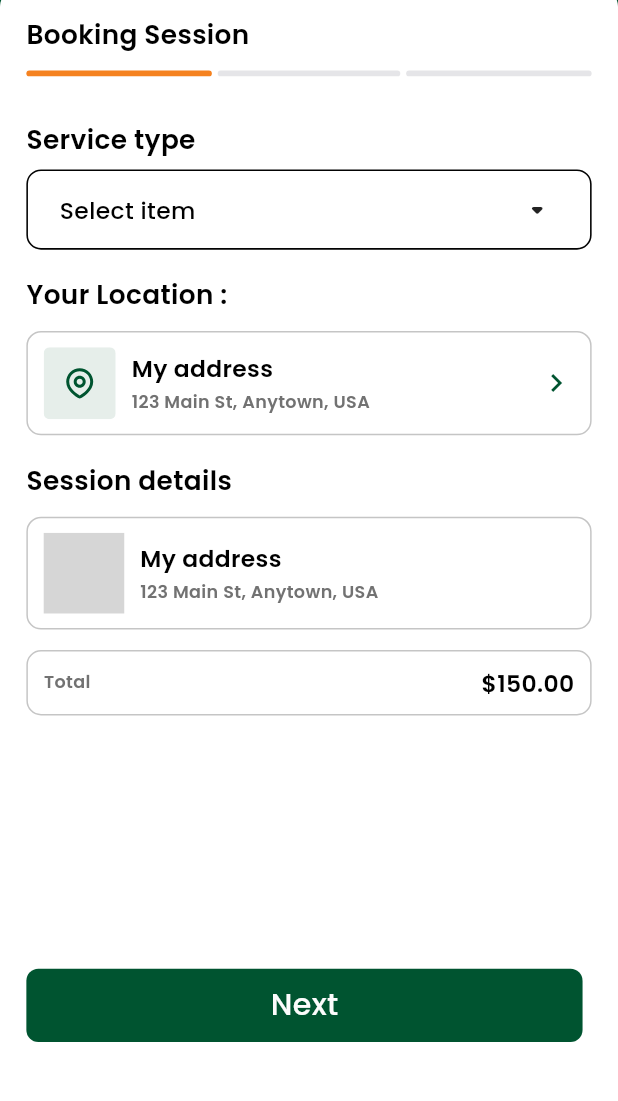
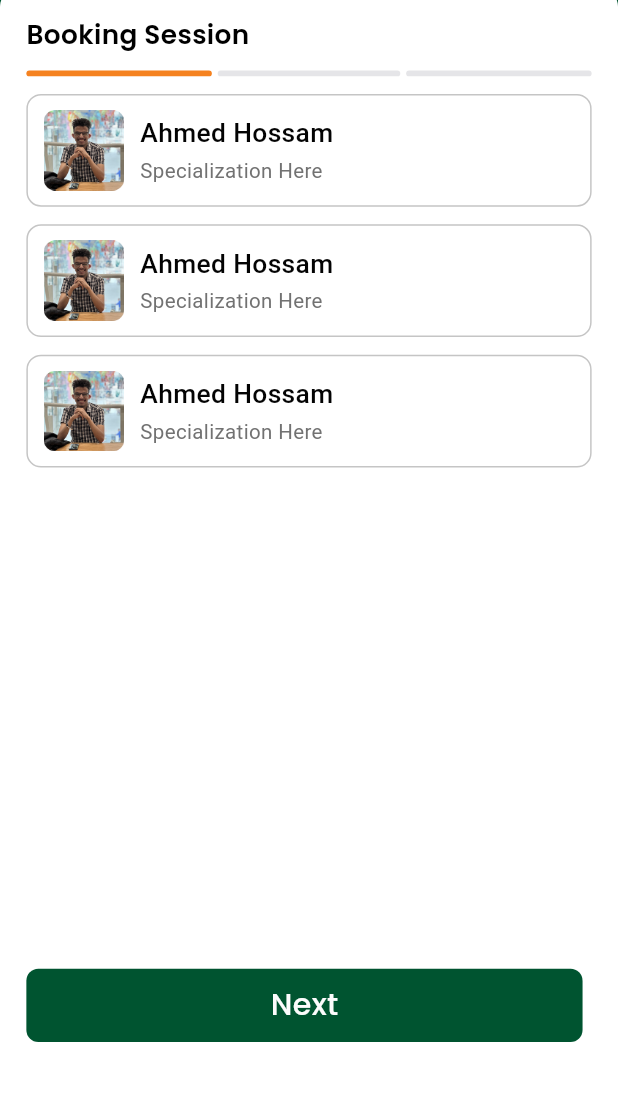
Before and after one commit to omar-abdelaziz753/True-Balance, a Flutter app: the BookingScreen screen opened by its route, on a phone screen of 412 x 824 dp, the part 134-1235 px from its top. Run offline on Flutter 3.47's test engine with Material 3 defaults, Android fonts, the phone set to English and light mode, and no system bars; drawn by our look-alikes of cached_network_image; our stand-ins replace bloc, dio, easy_localization, flutter_bloc, flutter_easyloading, flutter_phoenix and 14 more; accounts and stored records are empty; project files that could hold a hidden picture were left out; grey boxes are pictures that could not be loaded.

Commit message:
make edit design in FormWidget & booking details widget in booking screen

```diff
--- a/lib/features/auth/presentation/widgets/verify_otp_form_widget.dart
+++ b/lib/features/auth/presentation/widgets/verify_otp_form_widget.dart
@@ -151,7 +151,6 @@ class VerifyOtpWidgetWidget extends StatelessWidget {
                   context.pushNamed(Routes.loginScreen);
                 });
               }
-
               // context.pushNamed(Routes.createNewPasswordScreen,
               //     arguments: data['email']);
             },
--- a/lib/features/user/create booking/presentation/presentation/booking_screen.dart
+++ b/lib/features/user/create booking/presentation/presentation/booking_screen.dart
@@ -76,7 +76,7 @@ class BookingScreen extends StatelessWidget {
                             }),
                           ),
                           if (cubit.currentStep == 0)
-                            const FormWidget()
+                            const FormWidget1()
                           else if (cubit.currentStep == 1)
                             const SessionSelector()
                           else
--- a/lib/features/user/create booking/presentation/widgets/bookind_details_widget.dart
+++ b/lib/features/user/create booking/presentation/widgets/bookind_details_widget.dart
@@ -42,10 +42,10 @@ class BookingDetailsWidget extends StatelessWidget {
                 title: 'time'.tr(),
                 description: '7:00 AM',
               ),
-              CustomRowMakeTitleAndDescWidget(
-                title: 'checkIn'.tr(),
-                description: 'December 23, 2022',
-              ),
+              // CustomRowMakeTitleAndDescWidget(
+              //   title: 'checkIn'.tr(),
+              //   description: 'December 23, 2022',
+              // ),
             ],
           ),
         ),
@@ -78,41 +78,41 @@ class BookingDetailsWidget extends StatelessWidget {
                 title: 'phoneNumberOnly'.tr(),
                 description: '+201 027 324 902',
               ),
-                CustomRowMakeTitleAndDescWidget(
+              CustomRowMakeTitleAndDescWidget(
                 title: 'therapistsName'.tr(),
                 description: 'Ahmed Hossam',
               ),
             ],
           ),
         ),
-        Container(
-          padding: EdgeInsets.all(12.sp),
-          decoration: BoxDecoration(
-            color: AppColors.neutralColor100,
-            boxShadow: [
-              BoxShadow(
-                offset: Offset(0, 2.h),
-                blurRadius: 8.r,
-                spreadRadius: 0,
-                color: Colors.black.withAlpha(20),
-              ),
-            ],
-            borderRadius: BorderRadius.circular(12.r),
-            border: Border.all(
-              color: AppColors.neutralColor1000.withAlpha(20),
-              width: 1.sp,
-            ),
-          ),
-          child: Column(
-            spacing: 12.h,
-            children: [
-              CustomRowMakeTitleAndDescWidget(
-                title: 'total'.tr(),
-                description: '\$150.00',
-              ),
-            ],
-          ),
-        ),
+        // Container(
+        //   padding: EdgeInsets.all(12.sp),
+        //   decoration: BoxDecoration(
+        //     color: AppColors.neutralColor100,
+        //     boxShadow: [
+        //       BoxShadow(
+        //         offset: Offset(0, 2.h),
+        //         blurRadius: 8.r,
+        //         spreadRadius: 0,
+        //         color: Colors.black.withAlpha(20),
+        //       ),
+        //     ],
+        //     borderRadius: BorderRadius.circular(12.r),
+        //     border: Border.all(
+        //       color: AppColors.neutralColor1000.withAlpha(20),
+        //       width: 1.sp,
+        //     ),
+        //   ),
+        //   child: Column(
+        //     spacing: 12.h,
+        //     children: [
+        //       CustomRowMakeTitleAndDescWidget(
+        //         title: 'total'.tr(),
+        //         description: '\$150.00',
+        //       ),
+        //     ],
+        //   ),
+        // ),
       ],
     );
   }
--- a/lib/features/user/create booking/presentation/widgets/form_widget.dart
+++ b/lib/features/user/create booking/presentation/widgets/form_widget.dart
@@ -1,46 +1,193 @@
-import 'package:cached_network_image/cached_network_image.dart';
-import 'package:easy_localization/easy_localization.dart';
 import 'package:flutter/material.dart';
 import 'package:flutter_screenutil/flutter_screenutil.dart';
-import 'package:flutter_svg/svg.dart';
 import 'package:truee_balance_app/core/themes/app_colors.dart';
-import 'package:truee_balance_app/core/themes/assets.dart';
-import 'package:truee_balance_app/core/themes/text_colors.dart';
-import 'package:truee_balance_app/core/widgets/drop_down/custom_drop_down_widget.dart';
 
-class FormWidget extends StatelessWidget {
-  const FormWidget({super.key});
+// class FormWidget extends StatelessWidget {
+//   const FormWidget({super.key});
+//   @override
+//   Widget build(BuildContext context) {
+//     return SingleChildScrollView(
+//       child: Column(
+//         crossAxisAlignment: CrossAxisAlignment.start,
+//         children: [
+//           18.verticalSpace,
+//           Text(
+//             "serviceType".tr(),
+//             style: Styles.highlightAccent,
+//           ),
+//           8.verticalSpace,
+//           CustomDropdownButtonWidget(
+//             hint: 'selectItem'.tr(),
+//             items: [
+//               "home",
+//               "home",
+//               "home",
+//             ],
+//           ),
+//           18.verticalSpace,
+//           Text(
+//             "yourLocation".tr(),
+//             style: Styles.highlightAccent,
+//           ),
+//           12.verticalSpace,
+//           Container(
+//             padding: EdgeInsets.symmetric(horizontal: 10.w, vertical: 10.h),
+//             decoration: BoxDecoration(
+//               color: AppColors.neutralColor100.withValues(alpha: 0.1),
+//               borderRadius: BorderRadius.circular(10.r),
+//               border: Border.all(
+//                 color: AppColors.neutralColor300,
+//               ),
+//             ),
+//             child: Row(
+//               children: [
+//                 SvgPicture.asset(
+//                   Assets.assetsImagesSvgMyAddressesIcon,
+//                 ),
+//                 10.horizontalSpace,
+//                 Expanded(
+//                   child: Column(
+//                     crossAxisAlignment: CrossAxisAlignment.start,
+//                     mainAxisAlignment: MainAxisAlignment.center,
+//                     children: [
+//                       Text(
+//                         "myAddress".tr(),
+//                         style: Styles.contentAccent,
+//                       ),
+//                       4.verticalSpace,
+//                       Text(
+//                         "123 Main St, Anytown, USA",
+//                         style: Styles.footnoteSemiboldBold.copyWith(
+//                           color: AppColors.neutralColor600,
+//                         ),
+//                       ),
+//                     ],
+//                   ),
+//                 ),
+//                 Icon(
+//                   context.locale.languageCode == 'ar'
+//                       ? Icons.keyboard_arrow_left_outlined
+//                       : Icons.keyboard_arrow_right_outlined,
+//                   color: AppColors.primaryColor900,
+//                 )
+//               ],
+//             ),
+//           ),
+//           18.verticalSpace,
+//           Text(
+//             "sessionDetails".tr(),
+//             style: Styles.highlightAccent,
+//           ),
+//           12.verticalSpace,
+//           Container(
+//             padding: EdgeInsets.symmetric(horizontal: 10.w, vertical: 10.h),
+//             decoration: BoxDecoration(
+//               color: AppColors.neutralColor100.withValues(alpha: 0.1),
+//               borderRadius: BorderRadius.circular(10.r),
+//               border: Border.all(
+//                 color: AppColors.neutralColor300,
+//               ),
+//             ),
+//             child: Row(
+//               children: [
+//                 CachedNetworkImage(
+//                   imageUrl:
+//                       "https://cdn.pixabay.com/photo/2020/07/01/12/58/icon-5359554_1280.png",
+//                   width: 55.sp,
+//                   height: 55.sp,
+//                 ),
+//                 10.horizontalSpace,
+//                 Expanded(
+//                   child: Column(
+//                     crossAxisAlignment: CrossAxisAlignment.start,
+//                     mainAxisAlignment: MainAxisAlignment.center,
+//                     children: [
+//                       Text(
+//                         "myAddress".tr(),
+//                         style: Styles.contentAccent,
+//                       ),
+//                       4.verticalSpace,
+//                       Text(
+//                         "123 Main St, Anytown, USA",
+//                         style: Styles.footnoteSemiboldBold.copyWith(
+//                           color: AppColors.neutralColor600,
+//                         ),
+//                       ),
+//                     ],
+//                   ),
+//                 ),
+//               ],
+//             ),
+//           ),
+//           14.verticalSpace,
+//           Container(
+//             padding: EdgeInsets.symmetric(horizontal: 10.w, vertical: 10.h),
+//             decoration: BoxDecoration(
+//               color: AppColors.neutralColor100.withValues(alpha: 0.1),
+//               borderRadius: BorderRadius.circular(10.r),
+//               border: Border.all(
+//                 color: AppColors.neutralColor300,
+//               ),
+//             ),
+//             child: Row(
+//               children: [
+//                 Text(
+//                   "total".tr(),
+//                   style: Styles.footnoteSemiboldBold.copyWith(
+//                     color: AppColors.neutralColor600,
+//                   ),
+//                 ),
+//                 const Spacer(),
+//                 Text(
+//                   "\$150.00",
+//                   style: Styles.contentAccent,
+//                 ),
+// 4.verticalSpace,
+//               ],
+//             ),
+//           ),
+// 170.verticalSpace,
+//         ],
+//       ),
+//     );
+//   }
+// }
+
+class FormWidget1 extends StatelessWidget {
+  const FormWidget1({super.key});
 
   @override
   Widget build(BuildContext context) {
-    return SingleChildScrollView(
-      child: Column(
-        crossAxisAlignment: CrossAxisAlignment.start,
-        children: [
-          18.verticalSpace,
-          Text(
-            "serviceType".tr(),
-            style: Styles.highlightAccent,
+    List<Item> items = [
+      Item(
+        imageUrl: "assets/images/png/profile_image_booking.png",
+        title: "Ahmed Hossam",
+        subtitle: "Specialization Here",
       ),
-          8.verticalSpace,
-          CustomDropdownButtonWidget(
-            hint: 'selectItem'.tr(),
-            items: [
-              "home",
-              "home",
-              "home",
-            ],
+      Item(
+        imageUrl: "assets/images/png/profile_image_booking.png",
+        title: "Ahmed Hossam",
+        subtitle: "Specialization Here",
       ),
-          18.verticalSpace,
-          Text(
-            "yourLocation".tr(),
-            style: Styles.highlightAccent,
+      Item(
+        imageUrl: "assets/images/png/profile_image_booking.png",
+        title: "Ahmed Hossam",
+        subtitle: "Specialization Here",
       ),
-          12.verticalSpace,
-          Container(
+    ];
+
+    return ListView.builder(
+      itemCount: items.length,
+      // padding: EdgeInsets.all(16.r),
+      shrinkWrap: true,
+      physics: const NeverScrollableScrollPhysics(),
+      itemBuilder: (context, index) {
+        final item = items[index];
+        return Container(
+          margin: EdgeInsets.only(bottom: 12.h),
           padding: EdgeInsets.symmetric(horizontal: 10.w, vertical: 10.h),
           decoration: BoxDecoration(
-              color: AppColors.neutralColor100.withValues(alpha: 0.1),
+            color: AppColors.neutralColor100.withOpacity(0.1),
             borderRadius: BorderRadius.circular(10.r),
             border: Border.all(
               color: AppColors.neutralColor300,
@@ -48,8 +195,12 @@ class FormWidget extends StatelessWidget {
           ),
           child: Row(
             children: [
-                SvgPicture.asset(
-                  Assets.assetsImagesSvgMyAddressesIcon,
+              Image.asset(
+                item.imageUrl,
+                width: 55.sp,
+                height: 55.sp,
+                errorBuilder: (context, error, stackTrace) =>
+                    const Icon(Icons.error),
               ),
               10.horizontalSpace,
               Expanded(
@@ -58,65 +209,19 @@ class FormWidget extends StatelessWidget {
                   mainAxisAlignment: MainAxisAlignment.center,
                   children: [
                     Text(
-                        "myAddress".tr(),
-                        style: Styles.contentAccent,
+                      item.title,
+                      style: TextStyle(
+                        fontSize: 18.sp,
+                        fontWeight: FontWeight.w500,
+                        color: AppColors.neutralColor1000,
+                      ),
                     ),
                     4.verticalSpace,
                     Text(
-                        "123 Main St, Anytown, USA",
-                        style: Styles.footnoteSemiboldBold.copyWith(
-                          color: AppColors.neutralColor600,
-                        ),
-                      ),
-                    ],
-                  ),
-                ),
-                Icon(
-                  context.locale.languageCode == 'ar'
-                      ? Icons.keyboard_arrow_left_outlined
-                      : Icons.keyboard_arrow_right_outlined,
-                  color: AppColors.primaryColor900,
-                )
-              ],
-            ),
-          ),
-          18.verticalSpace,
-          Text(
-            "sessionDetails".tr(),
-            style: Styles.highlightAccent,
-          ),
-          12.verticalSpace,
-          Container(
-            padding: EdgeInsets.symmetric(horizontal: 10.w, vertical: 10.h),
-            decoration: BoxDecoration(
-              color: AppColors.neutralColor100.withValues(alpha: 0.1),
-              borderRadius: BorderRadius.circular(10.r),
-              border: Border.all(
-                color: AppColors.neutralColor300,
-              ),
-            ),
-            child: Row(
-              children: [
-                CachedNetworkImage(
-                  imageUrl:
-                      "https://cdn.pixabay.com/photo/2020/07/01/12/58/icon-5359554_1280.png",
-                  width: 55.sp,
-                  height: 55.sp,
-                ),
-                10.horizontalSpace,
-                Expanded(
-                  child: Column(
-                    crossAxisAlignment: CrossAxisAlignment.start,
-                    mainAxisAlignment: MainAxisAlignment.center,
-                    children: [
-                      Text(
-                        "myAddress".tr(),
-                        style: Styles.contentAccent,
-                      ),
-                      4.verticalSpace,
-                      Text(
-                        "123 Main St, Anytown, USA",
-                        style: Styles.footnoteSemiboldBold.copyWith(
+                      item.subtitle,
+                      style: TextStyle(
+                        fontSize: 14.sp,
+                        fontWeight: FontWeight.w400,
                         color: AppColors.neutralColor600,
                       ),
                     ),
@@ -125,37 +230,20 @@ class FormWidget extends StatelessWidget {
               ),
             ],
           ),
-          ),
-          14.verticalSpace,
-          Container(
-            padding: EdgeInsets.symmetric(horizontal: 10.w, vertical: 10.h),
-            decoration: BoxDecoration(
-              color: AppColors.neutralColor100.withValues(alpha: 0.1),
-              borderRadius: BorderRadius.circular(10.r),
-              border: Border.all(
-                color: AppColors.neutralColor300,
-              ),
-            ),
-            child: Row(
-              children: [
-                Text(
-                  "total".tr(),
-                  style: Styles.footnoteSemiboldBold.copyWith(
-                    color: AppColors.neutralColor600,
-                  ),
-                ),
-                const Spacer(),
-                Text(
-                  "\$150.00",
-                  style: Styles.contentAccent,
-                ),
-                // 4.verticalSpace,
-              ],
-            ),
-          ),
-          // 170.verticalSpace,
-        ],
-      ),
+        );
+      },
     );
   }
 }
+
+class Item {
+  final String imageUrl;
+  final String title;
+  final String subtitle;
+
+  Item({
+    required this.imageUrl,
+    required this.title,
+    required this.subtitle,
+  });
+}
--- a/lib/features/user/main_layout/presentation/main_layout.dart
+++ b/lib/features/user/main_layout/presentation/main_layout.dart
@@ -183,20 +183,13 @@ class MainLayoutScreen extends StatelessWidget {
                 children: [
                   Icon(
                     Icons.card_travel,
-                    color: currentIndex == 2
-                        ? AppColors.neutralColor100
-                        : AppColors.neutralColor300,
+                    color: AppColors.neutralColor100,
                   ),
                   Padding(
                     padding: const EdgeInsets.all(5.0),
-                    child: Text(
-                      'booking'.tr(),
-                      style: currentIndex == 2
-                          ? Styles.footnoteBold
-                              .copyWith(color: AppColors.neutralColor100)
-                          : Styles.footnoteEmphasis
-                              .copyWith(color: AppColors.neutralColor300),
-                    ),
+                    child: Text('booking'.tr(),
+                        style: Styles.footnoteBold
+                            .copyWith(color: AppColors.neutralColor100)),
                   )
                 ],
               ),
```
Also changed, not shown: assets/images/png/profile_image_booking.png (added). Lines whose indentation alone changed are shown as unchanged.
